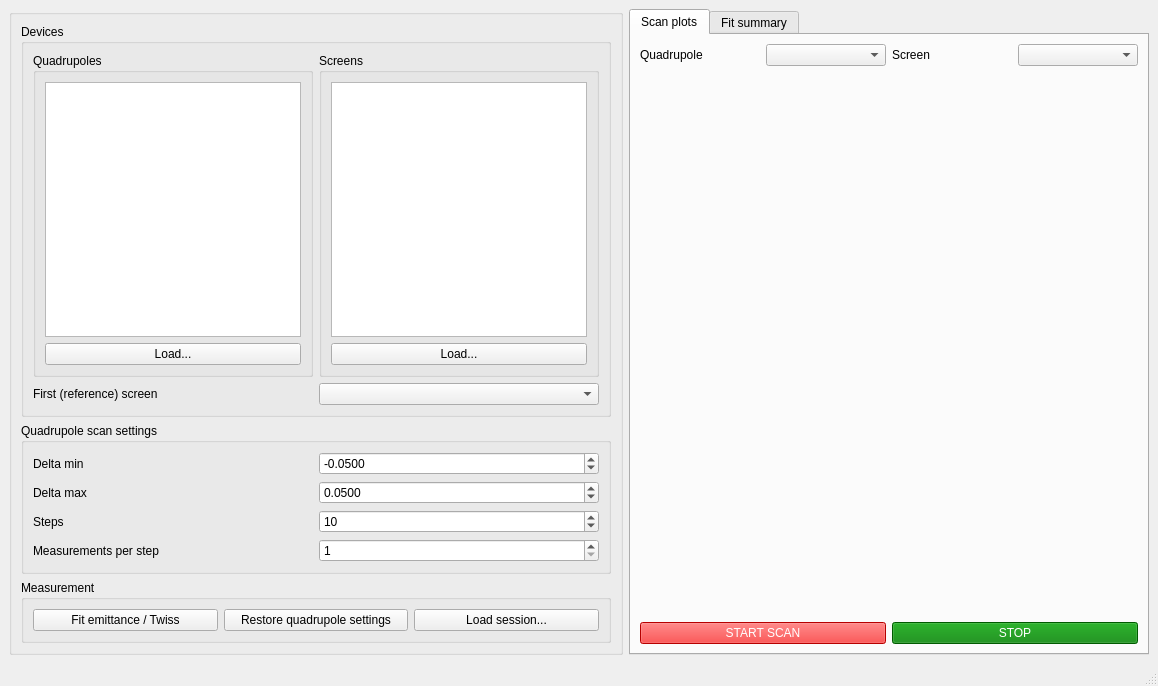
Qt form UI files/Emittance_Measurement_GUI.ui (wiktoria-malek/flight-simulator) before a commit.
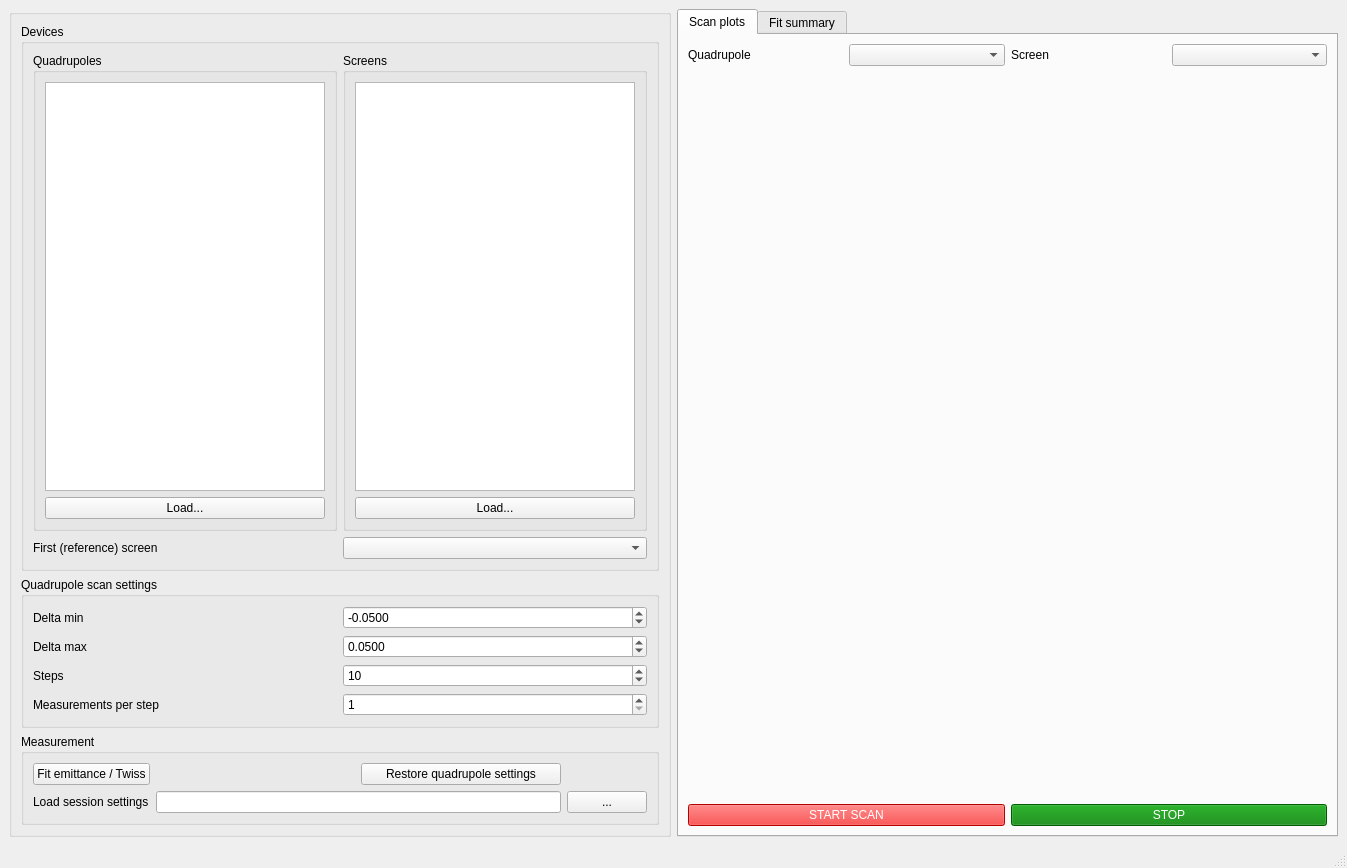
The same form after that commit.

What changed in the file:
```diff
--- a/UI files/Emittance_Measurement_GUI.ui
+++ b/UI files/Emittance_Measurement_GUI.ui
@@ -6,8 +6,8 @@
    <rect>
     <x>0</x>
     <y>0</y>
-    <width>1158</width>
-    <height>686</height>
+    <width>1347</width>
+    <height>868</height>
    </rect>
   </property>
   <property name="windowTitle">
@@ -191,17 +191,13 @@
        </item>
        <item>
         <widget class="QGroupBox" name="actionsGroup">
+         <property name="layoutDirection">
+          <enum>Qt::LeftToRight</enum>
+         </property>
          <property name="title">
           <string>Measurement</string>
          </property>
          <layout class="QGridLayout" name="gridActions">
-          <item row="0" column="1">
-           <widget class="QPushButton" name="pushButton">
-            <property name="text">
-             <string>Restore quadrupole settings</string>
-            </property>
-           </widget>
-          </item>
           <item row="0" column="0">
            <widget class="QPushButton" name="fit_emm_twiss_button">
             <property name="text">
@@ -209,10 +205,36 @@
             </property>
            </widget>
           </item>
-          <item row="0" column="2">
+          <item row="0" column="1">
+           <widget class="QPushButton" name="pushButton">
+            <property name="maximumSize">
+             <size>
+              <width>200</width>
+              <height>16777215</height>
+             </size>
+            </property>
+            <property name="layoutDirection">
+             <enum>Qt::RightToLeft</enum>
+            </property>
+            <property name="text">
+             <string>Restore quadrupole settings</string>
+            </property>
+           </widget>
+          </item>
+          <item row="1" column="1">
+           <widget class="QLineEdit" name="session_database"/>
+          </item>
+          <item row="1" column="0">
+           <widget class="QLabel" name="label_2">
+            <property name="text">
+             <string>Load session settings</string>
+            </property>
+           </widget>
+          </item>
+          <item row="1" column="2">
            <widget class="QPushButton" name="load_session_button">
             <property name="text">
-             <string>Load session...</string>
+             <string>...</string>
             </property>
            </widget>
           </item>
```
